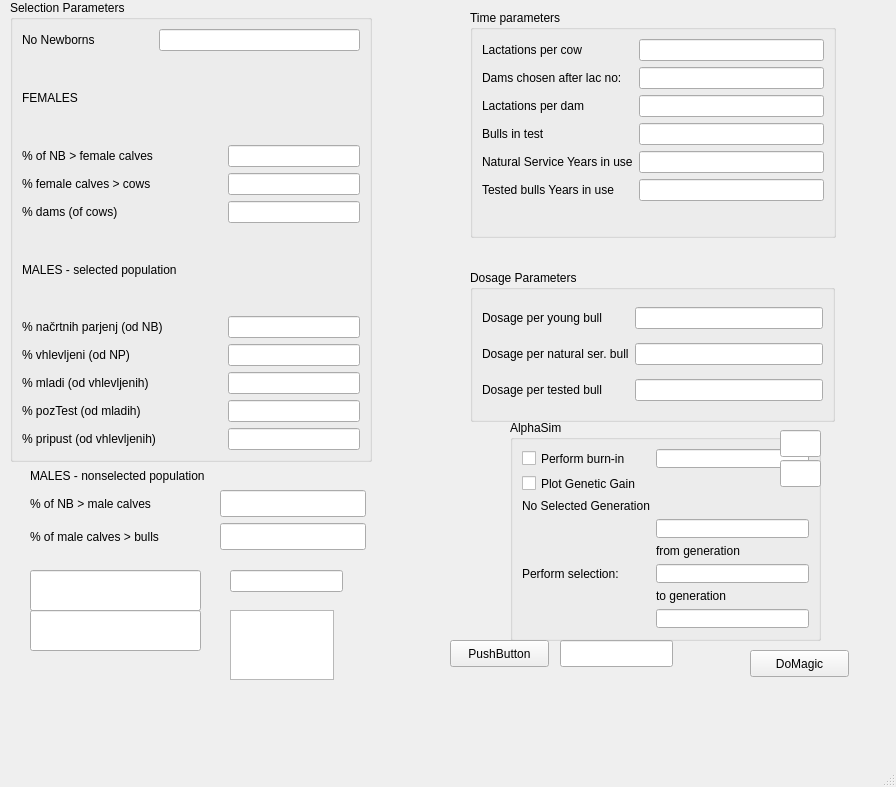
Old version of the form SelectionParameters.ui in the repository janaobsteter/Genotype_CODES.
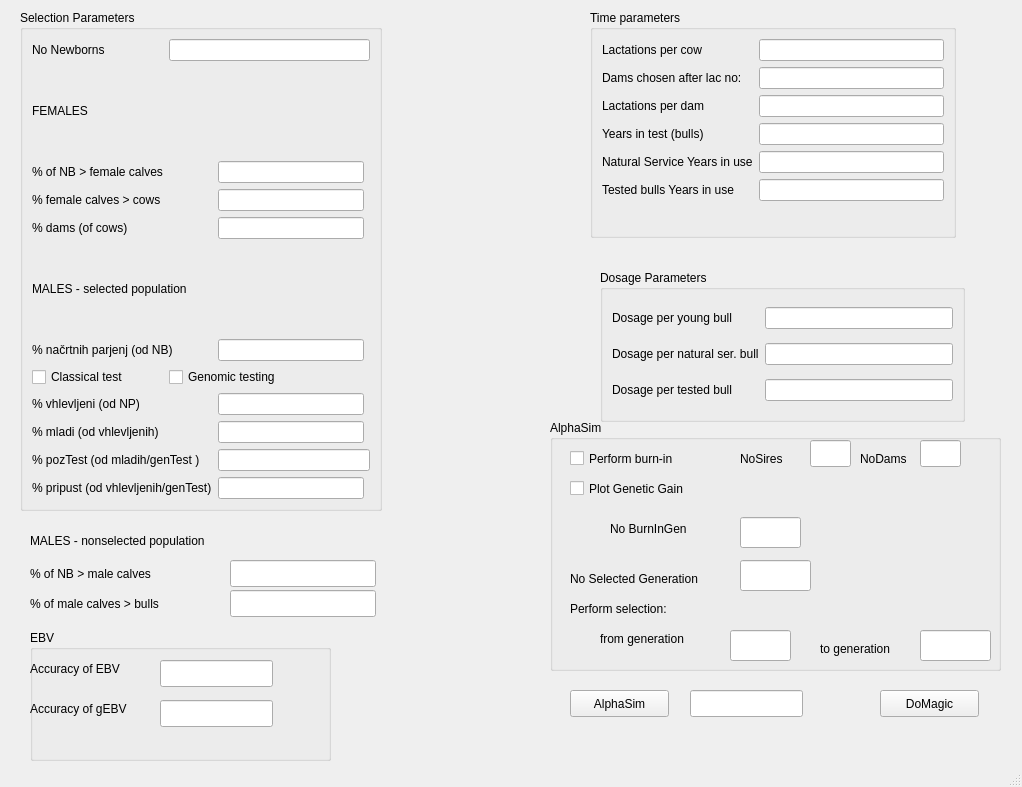
New version of the form.

Commit message: Added genomic selection to selection GUI, not yet in the model, file = Corrected ...

Patch:
```diff
--- a/SelectionParameters.ui
+++ b/SelectionParameters.ui
@@ -6,7 +6,7 @@
    <rect>
     <x>0</x>
     <y>0</y>
-    <width>896</width>
+    <width>1022</width>
     <height>787</height>
    </rect>
   </property>
@@ -17,60 +17,23 @@
    <widget class="QGroupBox" name="groupBox">
     <property name="geometry">
      <rect>
-      <x>10</x>
-      <y>0</y>
+      <x>20</x>
+      <y>10</y>
       <width>362</width>
-      <height>462</height>
+      <height>501</height>
      </rect>
     </property>
     <property name="title">
      <string>Selection Parameters</string>
     </property>
     <layout class="QGridLayout" name="gridLayout">
-     <item row="4" column="0">
-      <widget class="QLabel" name="label_5">
+     <item row="0" column="0">
+      <widget class="QLabel" name="label">
        <property name="text">
-        <string>% dams (of cows)</string>
+        <string>No Newborns</string>
        </property>
       </widget>
      </item>
-     <item row="6" column="2" colspan="2">
-      <widget class="QLineEdit" name="potomciNP"/>
-     </item>
-     <item row="5" column="0" colspan="4">
-      <widget class="QLabel" name="label_6">
-       <property name="text">
-        <string>MALES - selected population</string>
-       </property>
-      </widget>
-     </item>
-     <item row="9" column="2" colspan="2">
-      <widget class="QLineEdit" name="pb"/>
-     </item>
-     <item row="10" column="0" colspan="2">
-      <widget class="QLabel" name="label_10">
-       <property name="text">
-        <string>% pripust (od vhlevljenih)</string>
-       </property>
-      </widget>
-     </item>
-     <item row="6" column="0" colspan="2">
-      <widget class="QLabel" name="label_7">
-       <property name="text">
-        <string>% načrtnih parjenj (od NB)</string>
-       </property>
-      </widget>
-     </item>
-     <item row="9" column="0" colspan="2">
-      <widget class="QLabel" name="label_11">
-       <property name="text">
-        <string>% pozTest (od mladih)</string>
-       </property>
-      </widget>
-     </item>
-     <item row="7" column="2" colspan="2">
-      <widget class="QLineEdit" name="vhlevljeni"/>
-     </item>
      <item row="1" column="0">
       <widget class="QLabel" name="label_2">
        <property name="text">
@@ -81,39 +44,76 @@
      <item row="0" column="1" colspan="3">
       <widget class="QLineEdit" name="NoNB"/>
      </item>
-     <item row="8" column="2" colspan="2">
+     <item row="19" column="2" colspan="2">
+      <widget class="QLineEdit" name="pb"/>
+     </item>
+     <item row="19" column="0" colspan="2">
+      <widget class="QLabel" name="label_11">
+       <property name="text">
+        <string>% pozTest (od mladih/genTest )</string>
+       </property>
+      </widget>
+     </item>
+     <item row="20" column="2">
+      <widget class="QLineEdit" name="pripust1"/>
+     </item>
+     <item row="8" column="2">
+      <widget class="QLineEdit" name="potomciNP"/>
+     </item>
+     <item row="16" column="2">
       <widget class="QLineEdit" name="mladi"/>
      </item>
+     <item row="20" column="0" colspan="2">
+      <widget class="QLabel" name="label_10">
+       <property name="text">
+        <string>% pripust (od vhlevljenih/genTest)</string>
+       </property>
+      </widget>
+     </item>
+     <item row="9" column="0">
+      <widget class="QCheckBox" name="EBV_YN">
+       <property name="text">
+        <string>Classical test</string>
+       </property>
+      </widget>
+     </item>
      <item row="8" column="0" colspan="2">
+      <widget class="QLabel" name="label_7">
+       <property name="text">
+        <string>% načrtnih parjenj (od NB)</string>
+       </property>
+      </widget>
+     </item>
+     <item row="16" column="0" colspan="2">
       <widget class="QLabel" name="label_9">
        <property name="text">
         <string>% mladi (od vhlevljenih)</string>
        </property>
       </widget>
      </item>
-     <item row="7" column="0">
+     <item row="15" column="0" colspan="2">
       <widget class="QLabel" name="label_8">
        <property name="text">
         <string>% vhlevljeni (od NP)</string>
        </property>
       </widget>
      </item>
-     <item row="4" column="2" colspan="2">
+     <item row="6" column="0" colspan="4">
+      <widget class="QLabel" name="label_6">
+       <property name="text">
+        <string>MALES - selected population</string>
+       </property>
+      </widget>
+     </item>
+     <item row="4" column="2">
       <widget class="QLineEdit" name="bm"/>
      </item>
-     <item row="3" column="2" colspan="2">
-      <widget class="QLineEdit" name="pt"/>
+     <item row="15" column="2">
+      <widget class="QLineEdit" name="vhlevljeni"/>
      </item>
-     <item row="2" column="2" colspan="2">
+     <item row="2" column="2">
       <widget class="QLineEdit" name="telF"/>
      </item>
-     <item row="0" column="0">
-      <widget class="QLabel" name="label">
-       <property name="text">
-        <string>No Newborns</string>
-       </property>
-      </widget>
-     </item>
      <item row="3" column="0">
       <widget class="QLabel" name="label_4">
        <property name="text">
@@ -128,15 +128,29 @@
        </property>
       </widget>
      </item>
-     <item row="10" column="2" colspan="2">
-      <widget class="QLineEdit" name="pripust1"/>
+     <item row="3" column="2">
+      <widget class="QLineEdit" name="pt"/>
+     </item>
+     <item row="4" column="0">
+      <widget class="QLabel" name="label_5">
+       <property name="text">
+        <string>% dams (of cows)</string>
+       </property>
+      </widget>
+     </item>
+     <item row="9" column="1" colspan="2">
+      <widget class="QCheckBox" name="gEBV_YN">
+       <property name="text">
+        <string>Genomic testing</string>
+       </property>
+      </widget>
      </item>
     </layout>
    </widget>
    <widget class="QGroupBox" name="groupBox_2">
     <property name="geometry">
      <rect>
-      <x>470</x>
+      <x>590</x>
       <y>10</y>
       <width>366</width>
       <height>228</height>
@@ -182,7 +196,7 @@
      <item row="3" column="0">
       <widget class="QLabel" name="label_16">
        <property name="text">
-        <string>Bulls in test</string>
+        <string>Years in test (bulls)</string>
        </property>
       </widget>
      </item>
@@ -214,7 +228,7 @@
    <widget class="QGroupBox" name="groupBox_3">
     <property name="geometry">
      <rect>
-      <x>470</x>
+      <x>600</x>
       <y>270</y>
       <width>365</width>
       <height>152</height>
@@ -259,8 +273,8 @@
    <widget class="QLineEdit" name="telM">
     <property name="geometry">
      <rect>
-      <x>220</x>
-      <y>490</y>
+      <x>230</x>
+      <y>560</y>
       <width>146</width>
       <height>27</height>
      </rect>
@@ -270,7 +284,7 @@
     <property name="geometry">
      <rect>
       <x>30</x>
-      <y>490</y>
+      <y>560</y>
       <width>184</width>
       <height>27</height>
      </rect>
@@ -283,7 +297,7 @@
     <property name="geometry">
      <rect>
       <x>30</x>
-      <y>523</y>
+      <y>590</y>
       <width>184</width>
       <height>27</height>
      </rect>
@@ -295,103 +309,208 @@
    <widget class="QLineEdit" name="bik12">
     <property name="geometry">
      <rect>
-      <x>220</x>
-      <y>523</y>
+      <x>230</x>
+      <y>590</y>
       <width>146</width>
       <height>27</height>
      </rect>
     </property>
    </widget>
-   <widget class="QLabel" name="label_14">
-    <property name="geometry">
-     <rect>
-      <x>30</x>
-      <y>467</y>
-      <width>336</width>
-      <height>17</height>
-     </rect>
-    </property>
-    <property name="text">
-     <string>MALES - nonselected population</string>
-    </property>
-   </widget>
    <widget class="QGroupBox" name="groupBox_4">
     <property name="geometry">
      <rect>
-      <x>510</x>
+      <x>550</x>
       <y>420</y>
-      <width>311</width>
-      <height>221</height>
+      <width>451</width>
+      <height>251</height>
      </rect>
     </property>
     <property name="title">
      <string>AlphaSim</string>
     </property>
-    <layout class="QFormLayout" name="formLayout_3">
-     <property name="fieldGrowthPolicy">
-      <enum>QFormLayout::AllNonFixedFieldsGrow</enum>
+    <widget class="QCheckBox" name="BurnInYNE">
+     <property name="geometry">
+      <rect>
+       <x>20</x>
+       <y>30</y>
+       <width>139</width>
+       <height>17</height>
+      </rect>
      </property>
-     <item row="0" column="0">
-      <widget class="QCheckBox" name="BurnInYNE">
-       <property name="text">
-        <string>Perform burn-in</string>
-       </property>
-      </widget>
-     </item>
-     <item row="0" column="1">
-      <widget class="QLineEdit" name="StBurnInGenE"/>
-     </item>
-     <item row="1" column="0">
-      <widget class="QCheckBox" name="checkBox">
-       <property name="text">
-        <string>Plot Genetic Gain</string>
-       </property>
-      </widget>
-     </item>
-     <item row="3" column="1">
-      <widget class="QLineEdit" name="NoSelGen"/>
-     </item>
-     <item row="4" column="1">
-      <widget class="QLabel" name="label_30">
-       <property name="text">
-        <string>from generation           </string>
-       </property>
-      </widget>
-     </item>
-     <item row="5" column="0">
-      <widget class="QLabel" name="label_29">
-       <property name="text">
-        <string>Perform selection:</string>
-       </property>
-      </widget>
-     </item>
-     <item row="5" column="1">
-      <widget class="QLineEdit" name="SelFromGen"/>
-     </item>
-     <item row="6" column="1">
-      <widget class="QLabel" name="label_31">
-       <property name="text">
-        <string>to generation</string>
-       </property>
-      </widget>
-     </item>
-     <item row="8" column="1">
-      <widget class="QLineEdit" name="SelToGen"/>
-     </item>
-     <item row="2" column="0">
-      <widget class="QLabel" name="label_33">
-       <property name="text">
-        <string>No Selected Generation</string>
-       </property>
-      </widget>
-     </item>
-    </layout>
+     <property name="text">
+      <string>Perform burn-in</string>
+     </property>
+    </widget>
+    <widget class="QLineEdit" name="StBurnInGenE">
+     <property name="geometry">
+      <rect>
+       <x>190</x>
+       <y>97</y>
+       <width>61</width>
+       <height>31</height>
+      </rect>
+     </property>
+    </widget>
+    <widget class="QCheckBox" name="checkBox">
+     <property name="geometry">
+      <rect>
+       <x>20</x>
+       <y>60</y>
+       <width>148</width>
+       <height>17</height>
+      </rect>
+     </property>
+     <property name="text">
+      <string>Plot Genetic Gain</string>
+     </property>
+    </widget>
+    <widget class="QLineEdit" name="NoSelGen">
+     <property name="geometry">
+      <rect>
+       <x>190</x>
+       <y>140</y>
+       <width>71</width>
+       <height>31</height>
+      </rect>
+     </property>
+    </widget>
+    <widget class="QLabel" name="label_30">
+     <property name="geometry">
+      <rect>
+       <x>50</x>
+       <y>210</y>
+       <width>131</width>
+       <height>17</height>
+      </rect>
+     </property>
+     <property name="text">
+      <string>from generation           </string>
+     </property>
+    </widget>
+    <widget class="QLineEdit" name="SelFromGen">
+     <property name="geometry">
+      <rect>
+       <x>180</x>
+       <y>210</y>
+       <width>61</width>
+       <height>31</height>
+      </rect>
+     </property>
+    </widget>
+    <widget class="QLabel" name="label_31">
+     <property name="geometry">
+      <rect>
+       <x>270</x>
+       <y>220</y>
+       <width>94</width>
+       <height>17</height>
+      </rect>
+     </property>
+     <property name="text">
+      <string>to generation</string>
+     </property>
+    </widget>
+    <widget class="QLineEdit" name="SelToGen">
+     <property name="geometry">
+      <rect>
+       <x>370</x>
+       <y>210</y>
+       <width>71</width>
+       <height>31</height>
+      </rect>
+     </property>
+    </widget>
+    <widget class="QLabel" name="label_29">
+     <property name="geometry">
+      <rect>
+       <x>20</x>
+       <y>180</y>
+       <width>126</width>
+       <height>17</height>
+      </rect>
+     </property>
+     <property name="text">
+      <string>Perform selection:</string>
+     </property>
+    </widget>
+    <widget class="QLabel" name="label_33">
+     <property name="geometry">
+      <rect>
+       <x>20</x>
+       <y>150</y>
+       <width>171</width>
+       <height>17</height>
+      </rect>
+     </property>
+     <property name="text">
+      <string>No Selected Generation</string>
+     </property>
+    </widget>
+    <widget class="QLabel" name="label_34">
+     <property name="geometry">
+      <rect>
+       <x>60</x>
+       <y>100</y>
+       <width>111</width>
+       <height>17</height>
+      </rect>
+     </property>
+     <property name="text">
+      <string>No BurnInGen</string>
+     </property>
+    </widget>
+    <widget class="QLineEdit" name="NoSires">
+     <property name="geometry">
+      <rect>
+       <x>260</x>
+       <y>20</y>
+       <width>41</width>
+       <height>27</height>
+      </rect>
+     </property>
+    </widget>
+    <widget class="QLineEdit" name="NoDams">
+     <property name="geometry">
+      <rect>
+       <x>370</x>
+       <y>20</y>
+       <width>41</width>
+       <height>27</height>
+      </rect>
+     </property>
+    </widget>
+    <widget class="QLabel" name="label_35">
+     <property name="geometry">
+      <rect>
+       <x>310</x>
+       <y>30</y>
+       <width>71</width>
+       <height>17</height>
+      </rect>
+     </property>
+     <property name="text">
+      <string>NoDams</string>
+     </property>
+    </widget>
+    <widget class="QLabel" name="label_36">
+     <property name="geometry">
+      <rect>
+       <x>190</x>
+       <y>30</y>
+       <width>71</width>
+       <height>17</height>
+      </rect>
+     </property>
+     <property name="text">
+      <string>NoSires</string>
+     </property>
+    </widget>
    </widget>
    <widget class="QPushButton" name="DoMagic">
     <property name="geometry">
      <rect>
-      <x>750</x>
-      <y>650</y>
+      <x>880</x>
+      <y>690</y>
       <width>99</width>
       <height>27</height>
      </rect>
@@ -400,97 +519,125 @@
      <string>DoMagic</string>
     </property>
    </widget>
-   <widget class="QLineEdit" name="NoSires">
-    <property name="geometry">
-     <rect>
-      <x>780</x>
-      <y>430</y>
-      <width>41</width>
-      <height>27</height>
-     </rect>
-    </property>
-   </widget>
-   <widget class="QLineEdit" name="NoDams">
-    <property name="geometry">
-     <rect>
-      <x>780</x>
-      <y>460</y>
-      <width>41</width>
-      <height>27</height>
-     </rect>
-    </property>
-   </widget>
    <widget class="QPushButton" name="AlphaSimDir">
     <property name="geometry">
      <rect>
-      <x>450</x>
-      <y>640</y>
+      <x>570</x>
+      <y>690</y>
       <width>99</width>
       <height>27</height>
      </rect>
     </property>
     <property name="text">
-     <string>PushButton</string>
+     <string>AlphaSim</string>
     </property>
    </widget>
    <widget class="QLineEdit" name="AlphaSimDirShow">
     <property name="geometry">
      <rect>
-      <x>560</x>
-      <y>640</y>
+      <x>690</x>
+      <y>690</y>
       <width>113</width>
       <height>27</height>
      </rect>
     </property>
    </widget>
-   <widget class="QLineEdit" name="message">
+   <widget class="QGroupBox" name="groupBox_5">
     <property name="geometry">
      <rect>
       <x>30</x>
-      <y>570</y>
-      <width>171</width>
-      <height>41</height>
+      <y>630</y>
+      <width>301</width>
+      <height>131</height>
      </rect>
     </property>
+    <property name="title">
+     <string>EBV</string>
+    </property>
+    <widget class="QLineEdit" name="accEBV">
+     <property name="geometry">
+      <rect>
+       <x>130</x>
+       <y>30</y>
+       <width>113</width>
+       <height>27</height>
+      </rect>
+     </property>
+    </widget>
+    <widget class="QLabel" name="label_21">
+     <property name="geometry">
+      <rect>
+       <x>0</x>
+       <y>30</y>
+       <width>181</width>
+       <height>17</height>
+      </rect>
+     </property>
+     <property name="text">
+      <string>Accuracy of EBV</string>
+     </property>
+    </widget>
+    <widget class="QLineEdit" name="accgEBV">
+     <property name="geometry">
+      <rect>
+       <x>130</x>
+       <y>70</y>
+       <width>113</width>
+       <height>27</height>
+      </rect>
+     </property>
+    </widget>
+    <widget class="QLabel" name="label_25">
+     <property name="geometry">
+      <rect>
+       <x>0</x>
+       <y>70</y>
+       <width>181</width>
+       <height>17</height>
+      </rect>
+     </property>
+     <property name="text">
+      <string>Accuracy of gEBV</string>
+     </property>
+    </widget>
    </widget>
-   <widget class="QLineEdit" name="outputWritten">
+   <widget class="QLabel" name="label_14">
     <property name="geometry">
      <rect>
       <x>30</x>
-      <y>610</y>
-      <width>171</width>
-      <height>41</height>
+      <y>530</y>
+      <width>330</width>
+      <height>21</height>
      </rect>
     </property>
-   </widget>
-   <widget class="QLineEdit" name="le">
-    <property name="geometry">
-     <rect>
-      <x>230</x>
-      <y>570</y>
-      <width>113</width>
-      <height>22</height>
-     </rect>
+    <property name="text">
+     <string>MALES - nonselected population</string>
     </property>
    </widget>
-   <widget class="QTextEdit" name="te">
-    <property name="geometry">
-     <rect>
-      <x>230</x>
-      <y>610</y>
-      <width>104</width>
-      <height>70</height>
-     </rect>
-    </property>
-   </widget>
+   <zorder>groupBox</zorder>
+   <zorder>groupBox_2</zorder>
+   <zorder>groupBox_3</zorder>
+   <zorder>telM</zorder>
+   <zorder>label_12</zorder>
+   <zorder>label_13</zorder>
+   <zorder>bik12</zorder>
+   <zorder>groupBox_4</zorder>
+   <zorder>DoMagic</zorder>
+   <zorder>AlphaSimDir</zorder>
+   <zorder>AlphaSimDirShow</zorder>
+   <zorder>groupBox_5</zorder>
+   <zorder>label_14</zorder>
+   <zorder>telF</zorder>
+   <zorder>pt</zorder>
+   <zorder>gEBV_YN</zorder>
   </widget>
   <widget class="QMenuBar" name="menubar">
    <property name="geometry">
     <rect>
      <x>0</x>
      <y>0</y>
-     <width>896</width>
-     <height>19</height>
+     <width>1022</width>
+     <height>25</height>
     </rect>
    </property>
   </widget>
```
The commit also changes 12 other files.
